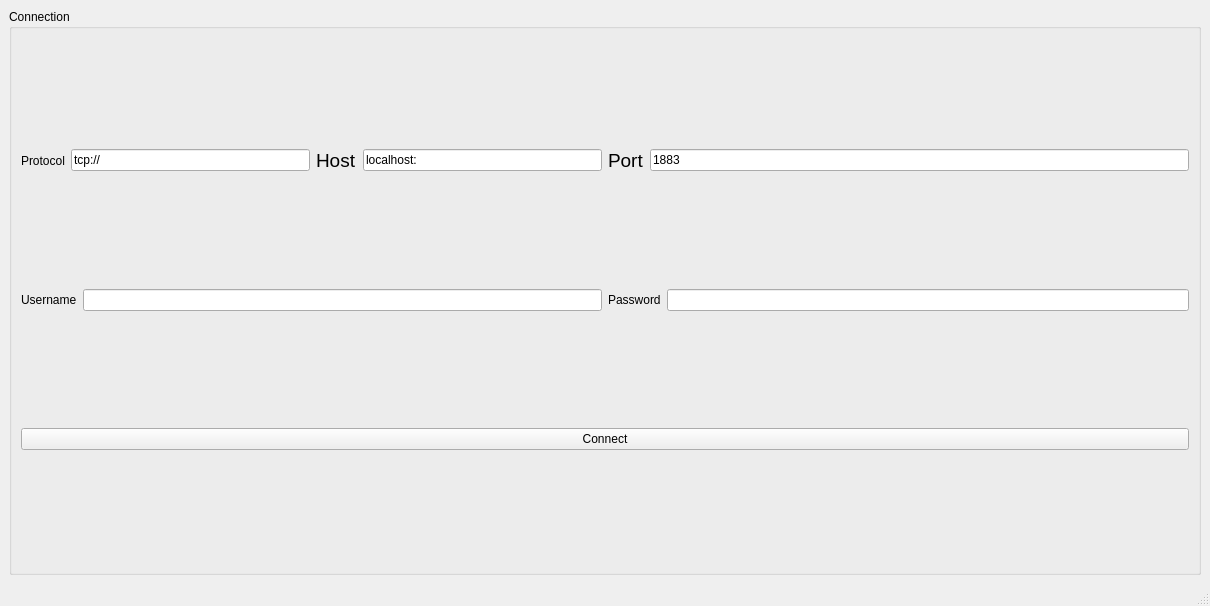
Before: the Qt Designer form src/ui/mainwindow.ui in vsokolov00/mqtt-explorer, drawn with Qt 5.
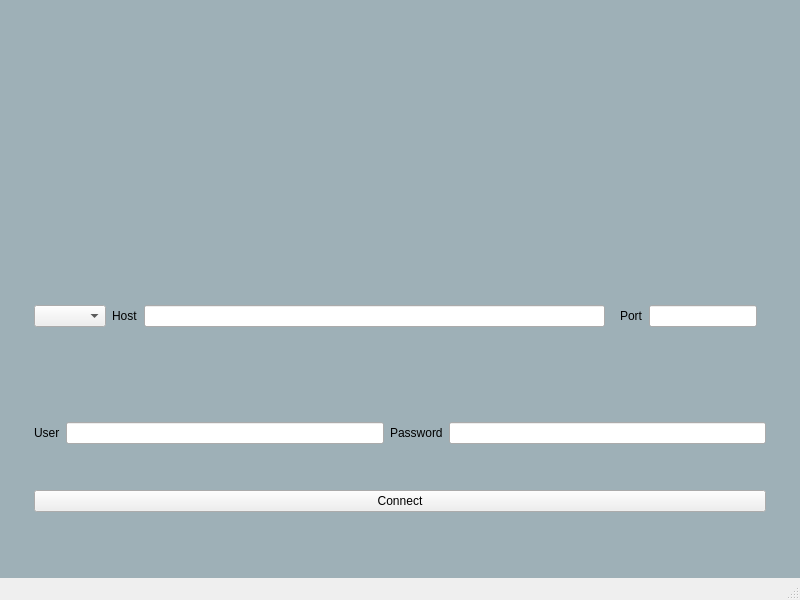
After: the same form once the commit is applied. Icons and pictures are not drawn.

Commit message: Login window was remade

What changed in the file:
```diff
--- a/src/ui/mainwindow.ui
+++ b/src/ui/mainwindow.ui
@@ -6,124 +6,166 @@
    <rect>
     <x>0</x>
     <y>0</y>
-    <width>1210</width>
-    <height>606</height>
+    <width>800</width>
+    <height>600</height>
    </rect>
   </property>
   <property name="windowTitle">
    <string>MainWindow</string>
   </property>
+  <property name="styleSheet">
+   <string notr="true">#centralwidget {background: rgba(32, 80, 96, 100); }</string>
+  </property>
   <widget class="QWidget" name="centralwidget">
+   <layout class="QVBoxLayout" name="verticalLayout">
+    <item>
+     <spacer name="verticalSpacer_2">
+      <property name="orientation">
+       <enum>Qt::Vertical</enum>
+      </property>
+      <property name="sizeType">
+       <enum>QSizePolicy::Fixed</enum>
+      </property>
+      <property name="sizeHint" stdset="0">
+       <size>
+        <width>20</width>
+        <height>10</height>
+       </size>
+      </property>
+     </spacer>
+    </item>
+    <item>
    <layout class="QHBoxLayout" name="horizontalLayout">
+      <property name="leftMargin">
+       <number>0</number>
+      </property>
+      <property name="topMargin">
+       <number>0</number>
+      </property>
     <item>
-     <widget class="QGroupBox" name="groupBox">
-      <property name="title">
-       <string>Connection</string>
-      </property>
-      <layout class="QVBoxLayout" name="verticalLayout_2">
+       <widget class="QLabel" name="logo">
+        <property name="sizePolicy">
+         <sizepolicy hsizetype="Fixed" vsizetype="Fixed">
+          <horstretch>0</horstretch>
+          <verstretch>0</verstretch>
+         </sizepolicy>
+        </property>
+        <property name="minimumSize">
+         <size>
+          <width>600</width>
+          <height>150</height>
+         </size>
+        </property>
+        <property name="styleSheet">
+         <string notr="true">border-image: url(:/images/mqtt-logo.png);
+</string>
+        </property>
+        <property name="text">
+         <string/>
+        </property>
+       </widget>
+      </item>
+     </layout>
+    </item>
        <item>
-        <layout class="QVBoxLayout" name="port_host_row">
-         <item>
-          <layout class="QHBoxLayout" name="horizontalLayout_4">
+     <spacer name="verticalSpacer_3">
+      <property name="orientation">
+       <enum>Qt::Vertical</enum>
+      </property>
+      <property name="sizeType">
+       <enum>QSizePolicy::Fixed</enum>
+      </property>
+      <property name="sizeHint" stdset="0">
+       <size>
+        <width>20</width>
+        <height>40</height>
+       </size>
+      </property>
+     </spacer>
+    </item>
            <item>
             <layout class="QHBoxLayout" name="horizontalLayout_2">
-             <item>
-              <widget class="QLabel" name="label_5">
-               <property name="text">
-                <string>Protocol</string>
-               </property>
-              </widget>
-             </item>
+      <property name="topMargin">
+       <number>0</number>
+      </property>
              <item>
-              <widget class="QLineEdit" name="protocol">
-               <property name="maximumSize">
+       <widget class="QWidget" name="loginForm" native="true">
+        <property name="sizePolicy">
+         <sizepolicy hsizetype="Fixed" vsizetype="Fixed">
+          <horstretch>0</horstretch>
+          <verstretch>0</verstretch>
+         </sizepolicy>
+        </property>
+        <property name="minimumSize">
                 <size>
-                 <width>13777215</width>
-                 <height>16777215</height>
-                </size>
-               </property>
-               <property name="text">
-                <string>tcp://</string>
-               </property>
-              </widget>
+          <width>750</width>
+          <height>200</height>
+         </size>
+        </property>
+        <layout class="QVBoxLayout" name="verticalLayout_2">
+         <property name="topMargin">
+          <number>1</number>
+         </property>
+         <property name="bottomMargin">
+          <number>1</number>
+         </property>
+         <item>
+          <layout class="QHBoxLayout" name="horizontalLayout_3">
+           <item>
+            <widget class="QComboBox" name="protocol"/>
              </item>
              <item>
               <widget class="QLabel" name="label">
-               <property name="font">
-                <font>
-                 <pointsize>14</pointsize>
-                </font>
-               </property>
                <property name="text">
                 <string>Host</string>
                </property>
               </widget>
              </item>
              <item>
-              <widget class="QLineEdit" name="host">
-               <property name="maximumSize">
+            <widget class="QLineEdit" name="host"/>
+           </item>
+           <item>
+            <widget class="QWidget" name="horizontalWidget_4" native="true">
+             <property name="sizePolicy">
+              <sizepolicy hsizetype="Fixed" vsizetype="Fixed">
+               <horstretch>0</horstretch>
+               <verstretch>0</verstretch>
+              </sizepolicy>
+             </property>
+             <property name="minimumSize">
                 <size>
-                 <width>16777215</width>
-                 <height>16777215</height>
-                </size>
-               </property>
-               <property name="text">
-                <string>localhost:</string>
-               </property>
-              </widget>
-             </item>
-             <item>
-              <layout class="QHBoxLayout" name="horizontalLayout_8"/>
-             </item>
-            </layout>
-           </item>
-           <item>
-            <layout class="QHBoxLayout" name="horizontalLayout_3">
+               <width>100</width>
+               <height>200</height>
+              </size>
+             </property>
+             <layout class="QHBoxLayout" name="horizontalLayout_5">
              <item>
               <widget class="QLabel" name="label_2">
-               <property name="font">
-                <font>
-                 <pointsize>14</pointsize>
-                </font>
-               </property>
                <property name="text">
                 <string>Port</string>
                </property>
               </widget>
              </item>
              <item>
-              <widget class="QLineEdit" name="port">
-               <property name="text">
-                <string>1883</string>
-               </property>
+               <widget class="QLineEdit" name="port"/>
+              </item>
+             </layout>
               </widget>
              </item>
             </layout>
            </item>
-          </layout>
-         </item>
-        </layout>
-       </item>
-       <item>
-        <layout class="QVBoxLayout" name="usr_pass_row">
          <item>
           <layout class="QHBoxLayout" name="horizontalLayout_7">
            <item>
-            <layout class="QHBoxLayout" name="horizontalLayout_5">
-             <item>
               <widget class="QLabel" name="label_3">
                <property name="text">
-                <string>Username</string>
+              <string>User</string>
                </property>
               </widget>
              </item>
              <item>
               <widget class="QLineEdit" name="user"/>
              </item>
-            </layout>
-           </item>
-           <item>
-            <layout class="QHBoxLayout" name="horizontalLayout_6">
              <item>
               <widget class="QLabel" name="label_4">
                <property name="text">
@@ -136,10 +178,19 @@
              </item>
             </layout>
            </item>
-          </layout>
+         <item>
+          <spacer name="verticalSpacer_4">
+           <property name="orientation">
+            <enum>Qt::Vertical</enum>
+           </property>
+           <property name="sizeHint" stdset="0">
+            <size>
+             <width>20</width>
+             <height>40</height>
+            </size>
+           </property>
+          </spacer>
          </item>
-        </layout>
-       </item>
        <item>
         <widget class="QPushButton" name="connectBroker">
          <property name="text">
@@ -151,6 +202,21 @@
      </widget>
     </item>
    </layout>
+    </item>
+    <item>
+     <spacer name="verticalSpacer">
+      <property name="orientation">
+       <enum>Qt::Vertical</enum>
+      </property>
+      <property name="sizeHint" stdset="0">
+       <size>
+        <width>20</width>
+        <height>40</height>
+       </size>
+      </property>
+     </spacer>
+    </item>
+   </layout>
   </widget>
   <widget class="QMenuBar" name="menubar">
    <property name="geometry">
```
Left out of the diff: 4 changed lines with no effect on the pictures. Lines whose indentation alone changed are shown as unchanged. The commit also changes 15 other files.
